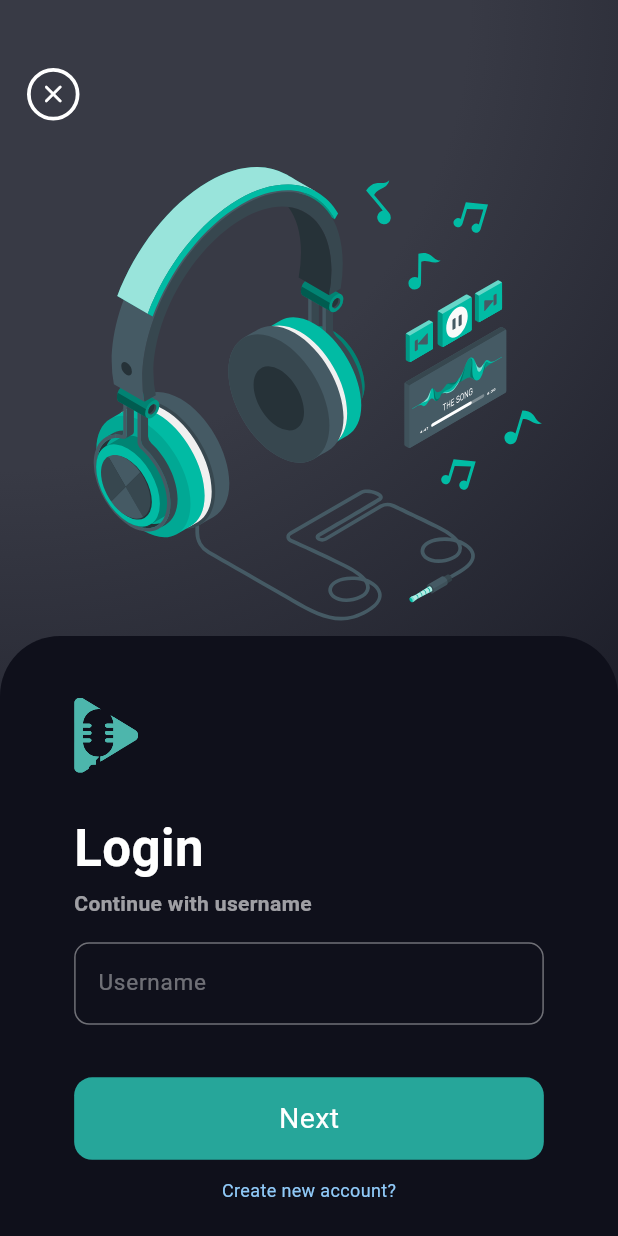
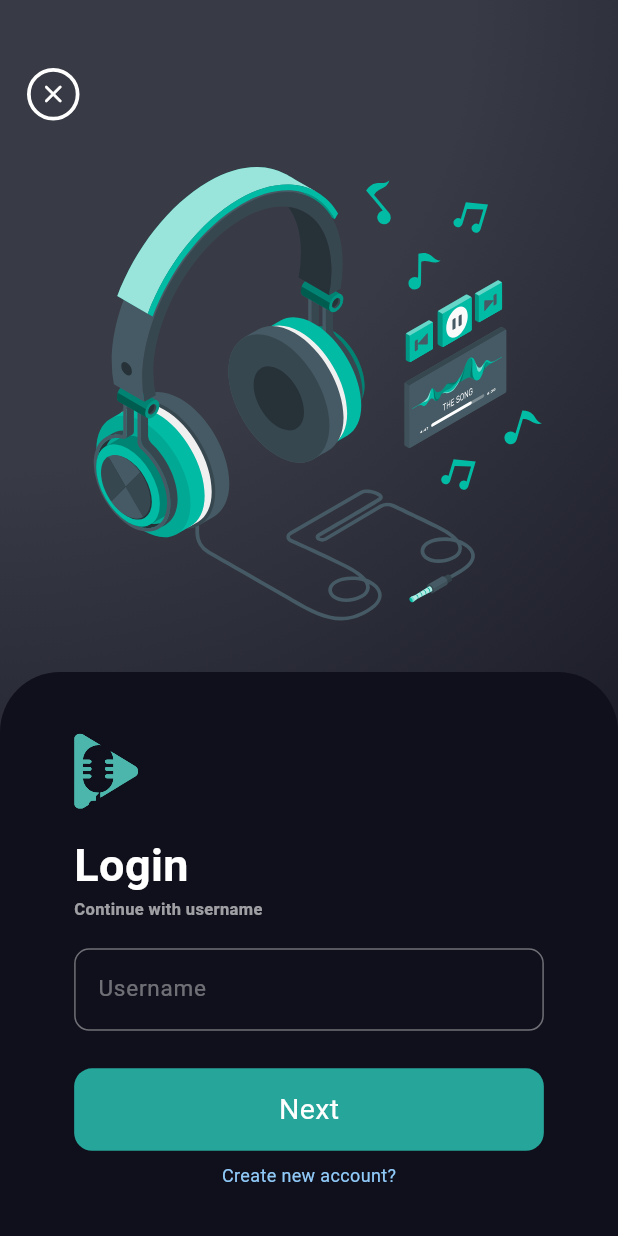
Before and after one commit to shiwangaryan/Voxify-Client, a Flutter app: the screen it shows after launch, after a tap on "Get Started", on a phone screen of 412 x 824 dp. Run offline on Flutter 3.47's test engine with Material 3 defaults, Android fonts, the phone set to English and light mode, and no system bars; our stand-ins replace bloc, dotted_border, flutter_bloc, flutter_svg, get_storage, google_fonts and 1 more.

Commit message:
few changes before pushing

```diff
--- a/lib/main.dart
+++ b/lib/main.dart
@@ -48,8 +48,8 @@ class MyApp extends StatelessWidget {
             BlocProvider(create: (context) => NavigationBloc()),
             BlocProvider(create: (context) => AuthPopupBloc()),
           ],
-          // child: const LandingPage(),
-          child: userId.isNotEmpty ? const HomeScreen() : const LandingPage(),
+          child: const LandingPage(),
+          // child: userId.isNotEmpty ? const HomeScreen() : const LandingPage(),
         ),
       ),
     );
--- a/lib/screens/create_page/create_podcast/create_podcast_screen.dart
+++ b/lib/screens/create_page/create_podcast/create_podcast_screen.dart
@@ -3,7 +3,6 @@ import 'package:flutter/material.dart';
 import 'package:voxify_client/api/Methods/Create_Podcast/generateImage.dart';
 import 'package:voxify_client/screens/create_page/create_podcast/constants.dart';
 import 'package:voxify_client/utils/constants.dart';
-import 'package:http/http.dart' as http;
 
 class CreatePodcastScreen extends StatefulWidget {
   const CreatePodcastScreen({super.key});
--- a/lib/screens/landing/landing_screen.dart
+++ b/lib/screens/landing/landing_screen.dart
@@ -16,12 +16,6 @@ class _LandingPageState extends State<LandingPage> {
   bool popupOpen = false;
   bool isRegistrationSelected = false;
 
-  void toggleRegistrationCallback(bool value) {
-    // to set the resizebottominset accoridngly
-    setState(() {
-      isRegistrationSelected = value;
-    });
-  }
 
   @override
   Widget build(BuildContext context) {
@@ -43,7 +37,8 @@ class _LandingPageState extends State<LandingPage> {
       },
       builder: (context, state) {
         return Scaffold(
-          resizeToAvoidBottomInset: isRegistrationSelected ? false : true,
+          // resizeToAvoidBottomInset: isRegistrationSelected ? false : true,
+          resizeToAvoidBottomInset: false,
           body: AnimatedContainer(
             duration: const Duration(milliseconds: 120),
             decoration: BoxDecoration(
@@ -167,7 +162,6 @@ class _LandingPageState extends State<LandingPage> {
                   left: 0,
                   right: 0,
                   child: LoginPopup(
-                    registrationCallback: toggleRegistrationCallback,
                   ),
                 ),
               ],
--- a/lib/screens/landing/widgets/login_popup.dart
+++ b/lib/screens/landing/widgets/login_popup.dart
@@ -11,8 +11,7 @@ import 'package:voxify_client/screens/homescreen/homescreen.dart';
 import 'package:voxify_client/services/bloc/auth_popup/auth_popup_bloc.dart';
 
 class LoginPopup extends StatefulWidget {
-  final void Function(bool value) registrationCallback;
-  const LoginPopup({super.key, required this.registrationCallback});
+  const LoginPopup({super.key});
 
   @override
   State<LoginPopup> createState() => _LoginPopupState();
@@ -119,7 +118,7 @@ class _LoginPopupState extends State<LoginPopup>
             const HomeScreen(),
         transitionDuration: const Duration(milliseconds: 200),
         transitionsBuilder: (context, animation, secondaryAnimation, child) {
-          const begin = Offset(1.5,0);
+          const begin = Offset(1.5, 0);
           const end = Offset.zero;
           const curve = Curves.easeInOut;
           var tween =
@@ -167,7 +166,8 @@ class _LoginPopupState extends State<LoginPopup>
           height: loginPopup
               ? isRegistrationSelected
                   ? height
-                  : max(400, height * 0.48)
+                  // : max(400, height * 0.48)
+                  : min(height * 0.9, 336 + keyboardHeight + 40)
               : 0,
           decoration: BoxDecoration(
             color: const Color(0xff0f101b),
@@ -216,7 +216,6 @@ class _LoginPopupState extends State<LoginPopup>
                           children: [
                             InkWell(
                               onTap: () async {
-                                widget.registrationCallback(false);
                                 clearFields();
                                 FocusScope.of(context).unfocus();
                                 await Future.delayed(
@@ -225,7 +224,7 @@ class _LoginPopupState extends State<LoginPopup>
                                   isRegistrationSelected = false;
                                 });
                                 await Future.delayed(
-                                    const Duration(milliseconds: 180));
+                                    const Duration(milliseconds: 190));
                                 setState(() {
                                   showLogin = true;
                                 });
@@ -399,12 +398,11 @@ class _LoginPopupState extends State<LoginPopup>
                               String registerResponse = await registerUser();
                               if (registerResponse == "true") {
                                 clearFields();
-                                widget.registrationCallback(false);
                                 setState(() {
                                   isRegistrationSelected = false;
                                 });
                                 await Future.delayed(
-                                    const Duration(milliseconds: 180));
+                                    const Duration(milliseconds: 190));
                                 setState(() {
                                   showLogin = true;
                                 });
@@ -475,7 +473,7 @@ class _LoginPopupState extends State<LoginPopup>
                             ),
                           ),
                         ),
-                        const SizedBox(height: 12),
+                        const SizedBox(height: 10),
 
                         // --- sign in ---
                         GestureDetector(
@@ -484,12 +482,11 @@ class _LoginPopupState extends State<LoginPopup>
                             FocusScope.of(context).unfocus();
                             await Future.delayed(
                                 const Duration(milliseconds: 80));
-                            widget.registrationCallback(false);
                             setState(() {
                               isRegistrationSelected = false;
                             });
                             await Future.delayed(
-                                const Duration(milliseconds: 180));
+                                const Duration(milliseconds: 190));
                             setState(() {
                               showLogin = true;
                             });
@@ -564,27 +561,27 @@ class _LoginPopupState extends State<LoginPopup>
                                   : const SizedBox(),
                             ],
                           ),
-                          const SizedBox(height: 26),
+                          const SizedBox(height: 16),
                           const Text(
                             'Login',
                             style: TextStyle(
-                              fontSize: 34,
+                              fontSize: 30,
                               fontWeight: FontWeight.w700,
                               color: Colors.white,
                             ),
                           ),
-                          const SizedBox(height: 2),
+                          const SizedBox(height: 0),
                           Text(
                             !usernameCorrect
                                 ? 'Continue with username'
                                 : 'Enter your password',
                             style: TextStyle(
-                              fontSize: 14,
+                              fontSize: 11,
                               fontWeight: FontWeight.w600,
                               color: Colors.white.withOpacity(0.6),
                             ),
                           ),
-                          const SizedBox(height: 16),
+                          const SizedBox(height: 18),
                           SizedBox(
                             height: 80,
                             child: Stack(
@@ -606,9 +603,11 @@ class _LoginPopupState extends State<LoginPopup>
                                             }
                                             return 'Username cannot be empty';
                                           },
+                                          scrollPadding: const EdgeInsets.all(0),
                                           maxLength: 40,
                                           cursorColor: Colors.teal[100],
                                           decoration: InputDecoration(
+
                                             counterText: '',
                                             enabledBorder: OutlineInputBorder(
                                               borderRadius:
@@ -647,6 +646,11 @@ class _LoginPopupState extends State<LoginPopup>
                                               color:
                                                   Colors.white.withOpacity(0.4),
                                               fontSize: 15,
+                                            ),
+                                            errorStyle: TextStyle(
+                                              color:
+                                                  Colors.red.withOpacity(0.8),
+                                              fontSize: 10,
                                             ),
                                           ),
                                           style: const TextStyle(
@@ -777,7 +781,7 @@ class _LoginPopupState extends State<LoginPopup>
                                           Text(
                                             'Forgot password?',
                                             style: TextStyle(
-                                              fontSize: 11,
+                                              fontSize: 10,
                                               color: Colors.blue[200],
                                             ),
                                           ),
@@ -790,8 +794,8 @@ class _LoginPopupState extends State<LoginPopup>
                             ),
                           ),
                           usernameCorrect
-                              ? const SizedBox(height: 16)
-                              : const SizedBox(height: 10),
+                              ? const SizedBox(height: 0)
+                              : const SizedBox(height: 0),
                           InkWell(
                             onTap: () async {
                               FocusScope.of(context).unfocus();
@@ -803,8 +807,9 @@ class _LoginPopupState extends State<LoginPopup>
                                   usernameController.text,
                                 );
                                 print("userId: $userId");
-                                if (userId.isNotEmpty & !userId.contains(' '))
+                                if (userId.isNotEmpty & !userId.contains(' ')) {
                                   usernameCorrect = true;
+                                }
 
                                 if (usernameCorrect) {
                                   _animationController.forward();
@@ -871,14 +876,13 @@ class _LoginPopupState extends State<LoginPopup>
                               ),
                             ),
                           ),
-                          const SizedBox(height: 12),
+                          const SizedBox(height: 8),
                           GestureDetector(
                             onTap: () async {
                               FocusScope.of(context).unfocus();
                               await Future.delayed(
                                   const Duration(milliseconds: 80));
                               clearFields();
-                              widget.registrationCallback(true);
                               setState(() {
                                 showLogin = false;
                                 isRegistrationSelected = true;
@@ -896,7 +900,8 @@ class _LoginPopupState extends State<LoginPopup>
                                 ),
                               ],
                             ),
-                          )
+                          ),
+                          // SizedBox(height: keyboardHeight + 20),
                         ],
                       ),
                     ),
--- a/lib/utils/constants.dart
+++ b/lib/utils/constants.dart
@@ -6,5 +6,5 @@ class AppColors {
   static const bottomNavbarColor = Color(0xff0f101b);
 }
 
-// const baseApiUrl = 'http://172.22.9.129:5000';
-const baseApiUrl = 'http://172.22.170.28:5000';
+const baseApiUrl = 'http://192.168.1.139:5000';
+// const baseApiUrl = 'http://172.22.170.28:5000';
```
